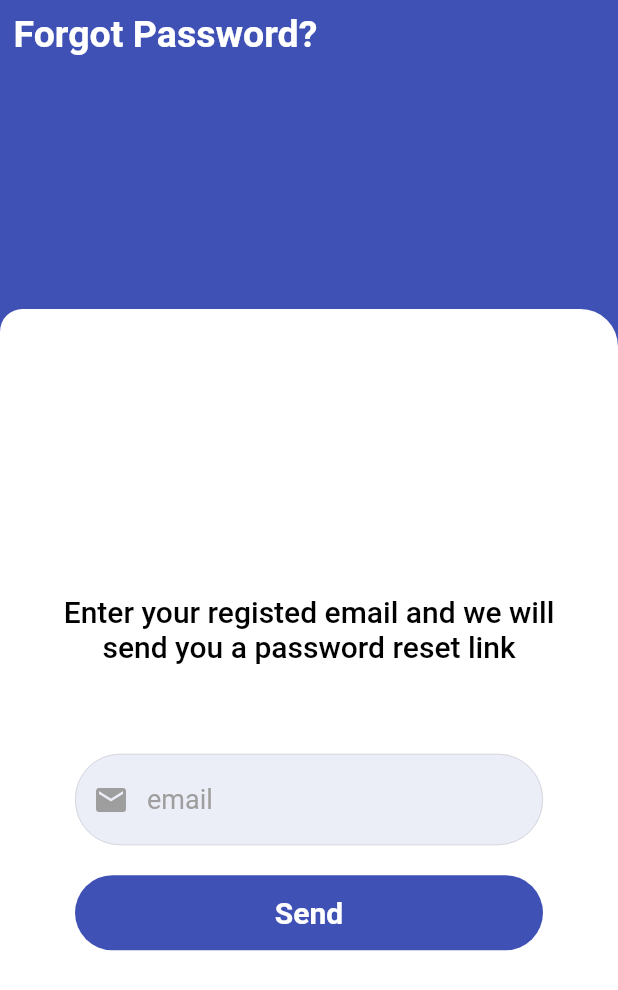
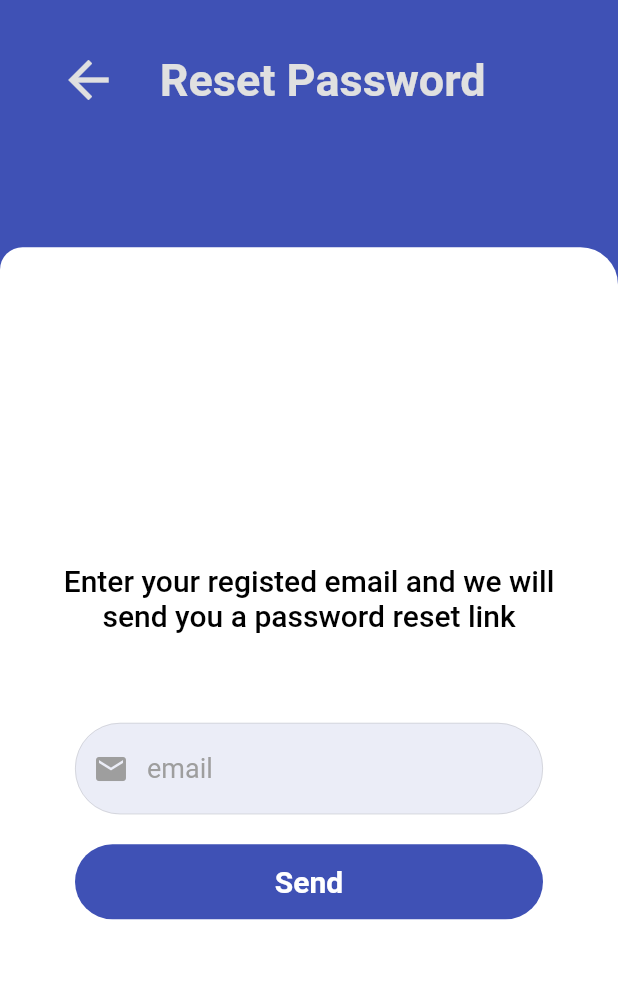
Before and after one commit to ghena8/cure_Helper, a Flutter app: the fogotPassword screen opened by its route, on a phone screen of 412 x 824 dp. Shown: the top 990 px of the screen. Run offline on Flutter 3.47's test engine with Material 2 defaults, Android fonts, the phone set to English and light mode, and no system bars; our stand-ins replace date_picker_timeline, firebase_auth, firebase_core, get, google_nav_bar, sqflite; accounts and stored records are empty.

Commit message:
modify reset password page

```diff
--- a/lib/screens/forgotPassword.dart
+++ b/lib/screens/forgotPassword.dart
@@ -26,34 +26,57 @@ class _fogotPasswordState extends State<fogotPassword> {
       body: Container(
         decoration:  BoxDecoration(
           color: Theme.of(context).colorScheme.primary,
-
         ),
         child: Column(
-            mainAxisAlignment: MainAxisAlignment.spaceBetween, // was .end
+            mainAxisAlignment: MainAxisAlignment.spaceBetween,
             children: [
-              // title page "Forgot Password? " with padding
-             const SafeArea(
-                child:  Padding(
-                  padding:  EdgeInsets.symmetric(vertical: 8.5, horizontal: 9), // vertical: 80),
-                  child:  Column(
-                    crossAxisAlignment: CrossAxisAlignment.stretch, // .start
-                    children:  [
-                       Text("Forgot Password? ",
-                        textAlign: TextAlign.left ,
-                        style: TextStyle(
-                            color: Colors.white,
-                            fontSize:25,
-                            fontWeight: FontWeight.w700
+              SafeArea(
+                child: Padding(
+                  padding:
+                  const EdgeInsets.symmetric(vertical: 8.5, horizontal: 9),
+                  child: Column(
+                    crossAxisAlignment: CrossAxisAlignment.stretch,
+                    children: [
+                      Padding(
+                        padding: const EdgeInsets.symmetric(
+                            vertical: 25, horizontal: 30),
+                        child: Row(
+                          mainAxisAlignment: MainAxisAlignment.start,
+                          children: [
+                            GestureDetector(
+                              onTap: () {
+                                Navigator.of(context).pop();
+                              },
+                              child: Icon(
+                                Icons.arrow_back,
+                                size: 40,
+                                color: Colors.grey[300],
+                              ),
+                            ),
+                            const SizedBox(
+                              width: 20,
+                            ),
+                            Text(
+                              " Reset Password",
+                              style: TextStyle(
+                                fontSize: 30,
+                                fontWeight: FontWeight.w700,
+                                color: Colors.grey[300],
+                              ),
+                            ),
+                            const SizedBox(
+                              width: 20,
+                            ),
+                          ],
                         ),
                       ),
                     ],
                   ),
                 ),
               ),
-
               Container(
         height: MediaQuery.of(context).size.height *
-            0.75, // 75% of screen height
+            0.80, // 80% of screen height
         width: double.infinity,
 
             alignment: Alignment.center,
--- a/lib/screens/morePage.dart
+++ b/lib/screens/morePage.dart
@@ -46,7 +46,7 @@ class _morePageState extends State<morePage> {
                         children: [
                           Icon(
                             Icons.settings,
-                            size: 55,
+                            size: 40,
                             color: Colors.grey[300],
                           ),
                           const SizedBox(
```
